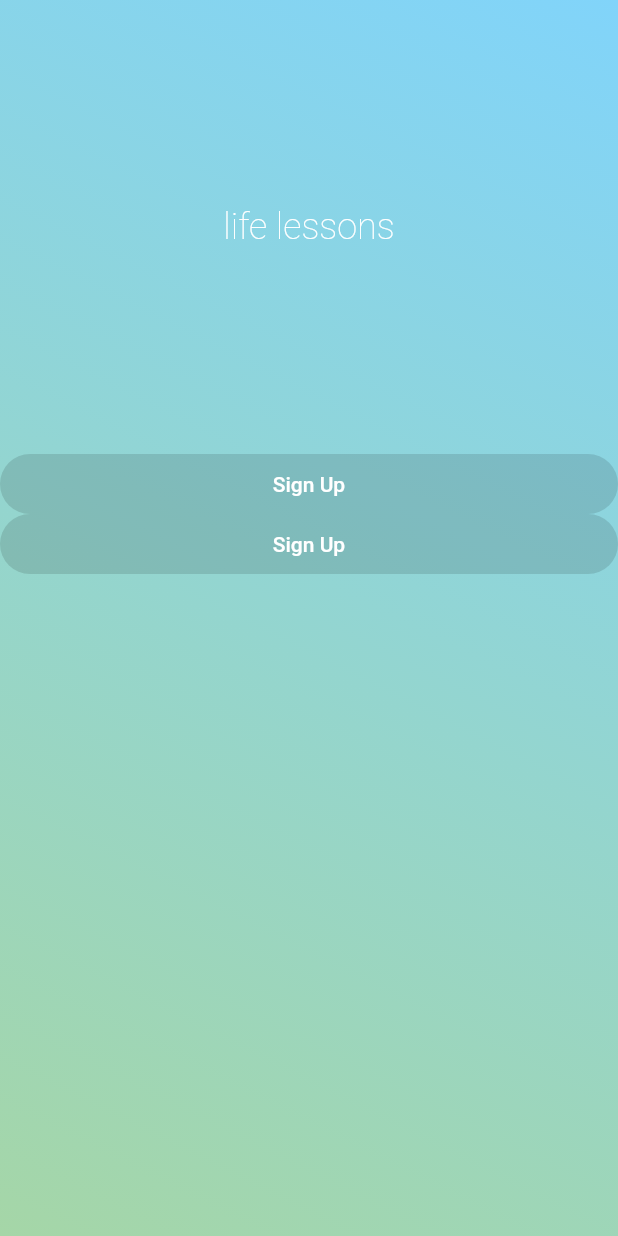
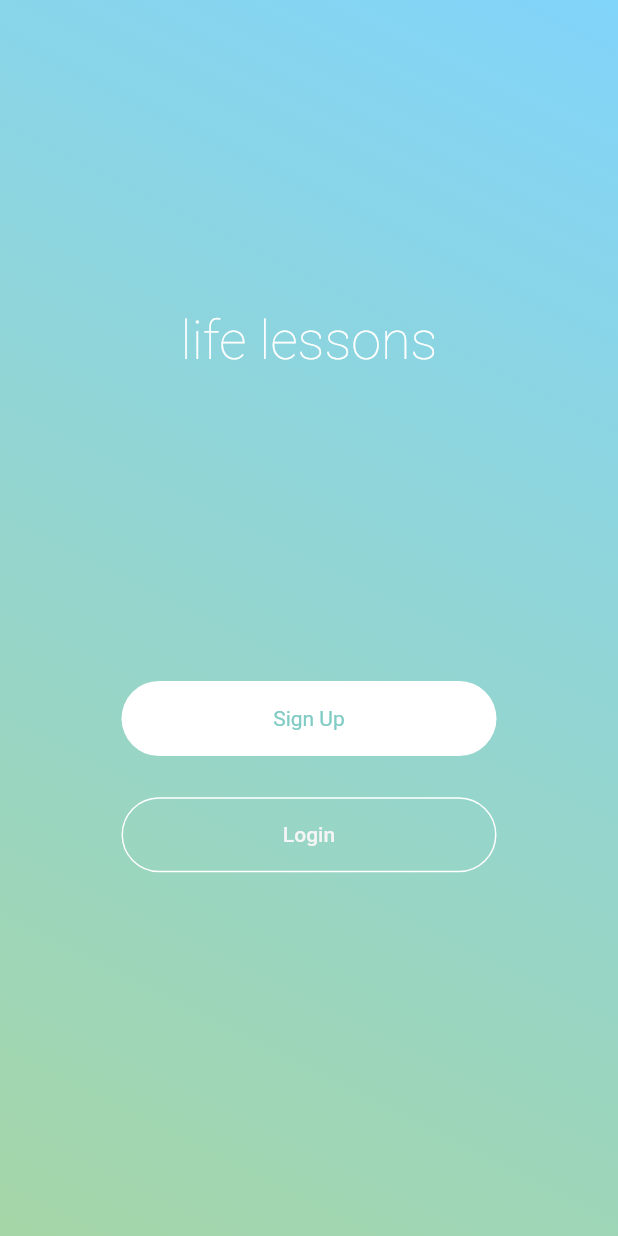
Before and after one commit to Life-Lessons-Group/lifelessons, a Flutter app: the screen it shows after launch, on a phone screen of 412 x 824 dp. Run offline on Flutter 3.47's test engine with Material 2 defaults, Android fonts, the phone set to English and light mode, and no system bars; our stand-ins replace cloud_firestore, firebase_auth, firebase_storage; accounts and stored records are empty.

Commit message:
entry menu ui completed

```diff
--- a/lib/features/onboarding_walkthrough/presentation/pages/entry_menu_screen.dart
+++ b/lib/features/onboarding_walkthrough/presentation/pages/entry_menu_screen.dart
@@ -6,7 +6,9 @@ class EntryMenuScreen extends StatelessWidget {
   @override
   Widget build(BuildContext context) {
     return Scaffold(
-      body: Container(
+      body: Stack(
+        children: <Widget>[
+          Container(
             height: MediaQuery.of(context).size.height,
             width: MediaQuery.of(context).size.width,
             decoration: BoxDecoration(
@@ -15,41 +17,47 @@ class EntryMenuScreen extends StatelessWidget {
                 Colors.lightBlue[200],
               ], begin: Alignment.bottomLeft, end: Alignment.topRight),
             ),
-        child: ListView(
+          ),
+            Center(
+              child: Column(
+                crossAxisAlignment: CrossAxisAlignment.center,
           children: <Widget>[
-            SizedBox(height: MediaQuery.of(context).size.height / 6),
+              SizedBox(height: MediaQuery.of(context).size.height / 4),
               Text(
                 "life lessons",
                 style: TextStyle(
                     color: Colors.white,
                     fontWeight: FontWeight.w200,
-                  fontSize: 24),
+                    fontSize: 36),
                 textAlign: TextAlign.center,
               ),
-            SizedBox(height: MediaQuery.of(context).size.height / 6),
+              SizedBox(height: MediaQuery.of(context).size.height / 4),
+
               SizedBox(
-              height: 40,
-              width: 60,
+                height: 50,
+                width: 250,
                 child: FlatButton(
-                textColor: Colors.white,
-                color: Colors.black12,
-                child: Text("Sign Up"),
+                  textColor: Colors.teal[200],
+                  color: Colors.white,
+                  child: Text("Sign Up", style: TextStyle(fontWeight: FontWeight.w400),),
                   onPressed: () {},
                   shape: new RoundedRectangleBorder(
                     borderRadius: new BorderRadius.circular(30.0),
                   ),
                 ),
               ),
+               SizedBox(height: MediaQuery.of(context).size.height / 30),
                   SizedBox(
-              height: 40,
-              width: 60,
+                height: 50,
+                width: 250,
                 child: FlatButton(
-                textColor: Colors.white,
-                color: Colors.black12,
-                child: Text("Sign Up"),
+                  textColor: Colors.grey[100],
+                  color: Colors.transparent,
+                  child: Text("Login"),
                   onPressed: () {},
                   shape: new RoundedRectangleBorder(
                     borderRadius: new BorderRadius.circular(30.0),
+                    side: BorderSide(color: Colors.white)
                   ),
                 ),
               ),
@@ -57,6 +65,8 @@ class EntryMenuScreen extends StatelessWidget {
           ],
         ),
             ),
+        ],
+      ),
     );
   }
 }
```
Lines whose indentation alone changed are shown as unchanged.
